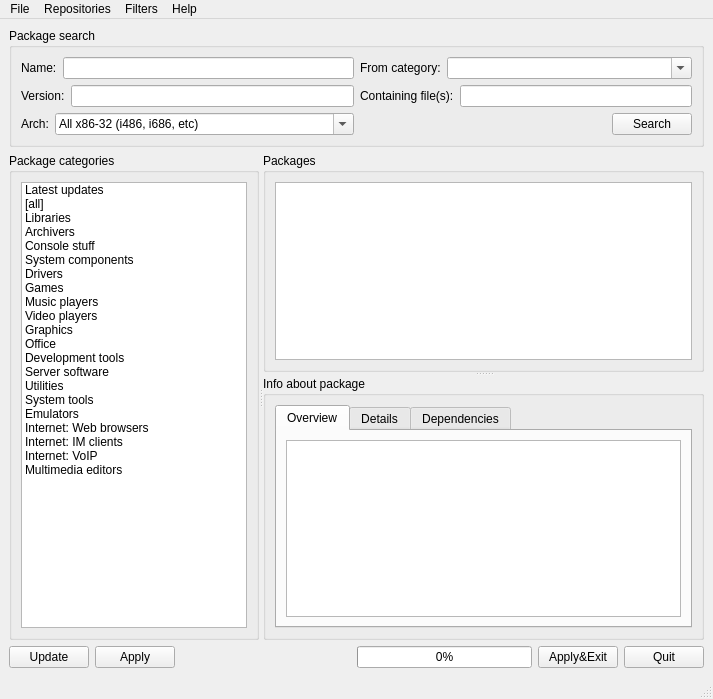
BackupTheBerlios/mops, file mpkg/manager/pkgmanager.ui: the form before one commit.
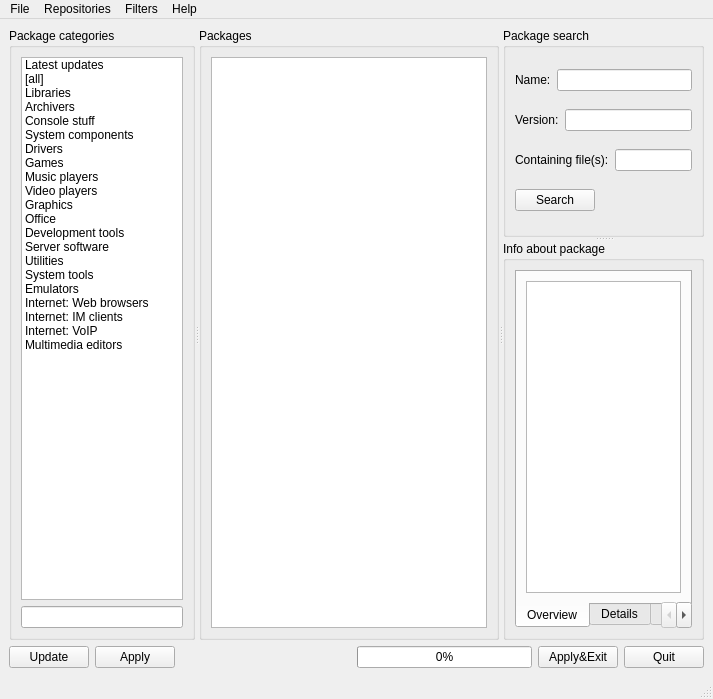
The form after the commit. Icons and pictures are not drawn.

The edit to the form file:
```diff
--- a/mpkg/manager/pkgmanager.ui
+++ b/mpkg/manager/pkgmanager.ui
@@ -20,259 +20,6 @@
     <property name="spacing" >
      <number>6</number>
     </property>
-    <item>
-     <widget class="QGroupBox" name="groupBox_4" >
-      <property name="sizePolicy" >
-       <sizepolicy>
-        <hsizetype>5</hsizetype>
-        <vsizetype>0</vsizetype>
-        <horstretch>0</horstretch>
-        <verstretch>0</verstretch>
-       </sizepolicy>
-      </property>
-      <property name="title" >
-       <string>Package search</string>
-      </property>
-      <layout class="QVBoxLayout" >
-       <property name="margin" >
-        <number>9</number>
-       </property>
-       <property name="spacing" >
-        <number>6</number>
-       </property>
-       <item>
-        <layout class="QHBoxLayout" >
-         <property name="margin" >
-          <number>0</number>
-         </property>
-         <property name="spacing" >
-          <number>6</number>
-         </property>
-         <item>
-          <layout class="QVBoxLayout" >
-           <property name="margin" >
-            <number>0</number>
-           </property>
-           <property name="spacing" >
-            <number>6</number>
-           </property>
-           <item>
-            <layout class="QHBoxLayout" >
-             <property name="margin" >
-              <number>0</number>
-             </property>
-             <property name="spacing" >
-              <number>6</number>
-             </property>
-             <item>
-              <widget class="QLabel" name="label" >
-               <property name="text" >
-                <string>Name:</string>
-               </property>
-              </widget>
-             </item>
-             <item>
-              <widget class="QLineEdit" name="lineEdit" />
-             </item>
-            </layout>
-           </item>
-           <item>
-            <layout class="QHBoxLayout" >
-             <property name="margin" >
-              <number>0</number>
-             </property>
-             <property name="spacing" >
-              <number>6</number>
-             </property>
-             <item>
-              <widget class="QLabel" name="label_2" >
-               <property name="text" >
-                <string>Version:</string>
-               </property>
-              </widget>
-             </item>
-             <item>
-              <widget class="QLineEdit" name="lineEdit_2" />
-             </item>
-            </layout>
-           </item>
-           <item>
-            <layout class="QHBoxLayout" >
-             <property name="margin" >
-              <number>0</number>
-             </property>
-             <property name="spacing" >
-              <number>6</number>
-             </property>
-             <item>
-              <widget class="QLabel" name="label_4" >
-               <property name="sizePolicy" >
-                <sizepolicy>
-                 <hsizetype>0</hsizetype>
-                 <vsizetype>5</vsizetype>
-                 <horstretch>0</horstretch>
-                 <verstretch>0</verstretch>
-                </sizepolicy>
-               </property>
-               <property name="text" >
-                <string>Arch:</string>
-               </property>
-              </widget>
-             </item>
-             <item>
-              <widget class="QComboBox" name="comboBox_2" >
-               <property name="sizePolicy" >
-                <sizepolicy>
-                 <hsizetype>7</hsizetype>
-                 <vsizetype>0</vsizetype>
-                 <horstretch>0</horstretch>
-                 <verstretch>0</verstretch>
-                </sizepolicy>
-               </property>
-               <property name="editable" >
-                <bool>true</bool>
-               </property>
-               <item>
-                <property name="text" >
-                 <string>All x86-32 (i486, i686, etc)</string>
-                </property>
-               </item>
-               <item>
-                <property name="text" >
-                 <string>x86-64</string>
-                </property>
-               </item>
-               <item>
-                <property name="text" >
-                 <string>noarch</string>
-                </property>
-               </item>
-               <item>
-                <property name="text" >
-                 <string>&lt;any></string>
-                </property>
-               </item>
-              </widget>
-             </item>
-            </layout>
-           </item>
-          </layout>
-         </item>
-         <item>
-          <layout class="QVBoxLayout" >
-           <property name="margin" >
-            <number>0</number>
-           </property>
-           <property name="spacing" >
-            <number>6</number>
-           </property>
-           <item>
-            <layout class="QVBoxLayout" >
-             <property name="margin" >
-              <number>0</number>
-             </property>
-             <property name="spacing" >
-              <number>6</number>
-             </property>
-             <item>
-              <layout class="QHBoxLayout" >
-               <property name="margin" >
-                <number>0</number>
-               </property>
-               <property name="spacing" >
-                <number>6</number>
-               </property>
-               <item>
-                <widget class="QLabel" name="label_3" >
-                 <property name="sizePolicy" >
-                  <sizepolicy>
-                   <hsizetype>0</hsizetype>
-                   <vsizetype>5</vsizetype>
-                   <horstretch>0</horstretch>
-                   <verstretch>0</verstretch>
-                  </sizepolicy>
-                 </property>
-                 <property name="text" >
-                  <string>From category:</string>
-                 </property>
-                </widget>
-               </item>
-               <item>
-                <widget class="QComboBox" name="comboBox" >
-                 <property name="sizePolicy" >
-                  <sizepolicy>
-                   <hsizetype>7</hsizetype>
-                   <vsizetype>0</vsizetype>
-                   <horstretch>0</horstretch>
-                   <verstretch>0</verstretch>
-                  </sizepolicy>
-                 </property>
-                 <property name="editable" >
-                  <bool>true</bool>
-                 </property>
-                </widget>
-               </item>
-              </layout>
-             </item>
-             <item>
-              <layout class="QHBoxLayout" >
-               <property name="margin" >
-                <number>0</number>
-               </property>
-               <property name="spacing" >
-                <number>6</number>
-               </property>
-               <item>
-                <widget class="QLabel" name="label_5" >
-                 <property name="text" >
-                  <string>Containing file(s):</string>
-                 </property>
-                </widget>
-               </item>
-               <item>
-                <widget class="QLineEdit" name="lineEdit_3" />
-               </item>
-              </layout>
-             </item>
-            </layout>
-           </item>
-           <item>
-            <layout class="QHBoxLayout" >
-             <property name="margin" >
-              <number>0</number>
-             </property>
-             <property name="spacing" >
-              <number>6</number>
-             </property>
-             <item>
-              <spacer>
-               <property name="orientation" >
-                <enum>Qt::Horizontal</enum>
-               </property>
-               <property name="sizeHint" >
-                <size>
-                 <width>141</width>
-                 <height>20</height>
-                </size>
-               </property>
-              </spacer>
-             </item>
-             <item>
-              <widget class="QPushButton" name="pushButton" >
-               <property name="text" >
-                <string>Search</string>
-               </property>
-              </widget>
-             </item>
-            </layout>
-           </item>
-          </layout>
-         </item>
-        </layout>
-       </item>
-      </layout>
-     </widget>
-    </item>
     <item>
      <widget class="QSplitter" name="splitter_3" >
       <property name="orientation" >
@@ -473,21 +220,91 @@
           </item>
          </widget>
         </item>
+        <item>
+         <widget class="QLineEdit" name="lineEdit_2" />
+        </item>
+       </layout>
+      </widget>
+      <widget class="QGroupBox" name="groupBox_2" >
+       <property name="minimumSize" >
+        <size>
+         <width>300</width>
+         <height>200</height>
+        </size>
+       </property>
+       <property name="title" >
+        <string>Packages</string>
+       </property>
+       <layout class="QVBoxLayout" >
+        <property name="margin" >
+         <number>9</number>
+        </property>
+        <property name="spacing" >
+         <number>6</number>
+        </property>
+        <item>
+         <widget class="QTableWidget" name="packageTable" >
+          <property name="baseSize" >
+           <size>
+            <width>0</width>
+            <height>0</height>
+           </size>
+          </property>
+          <property name="mouseTracking" >
+           <bool>true</bool>
+          </property>
+          <property name="contextMenuPolicy" >
+           <enum>Qt::CustomContextMenu</enum>
+          </property>
+          <property name="frameShape" >
+           <enum>QFrame::StyledPanel</enum>
+          </property>
+          <property name="horizontalScrollBarPolicy" >
+           <enum>Qt::ScrollBarAlwaysOff</enum>
+          </property>
+          <property name="editTriggers" >
+           <set>QAbstractItemView::NoEditTriggers</set>
+          </property>
+          <property name="alternatingRowColors" >
+           <bool>true</bool>
+          </property>
+          <property name="selectionMode" >
+           <enum>QAbstractItemView::SingleSelection</enum>
+          </property>
+          <property name="selectionBehavior" >
+           <enum>QAbstractItemView::SelectRows</enum>
+          </property>
+          <property name="verticalScrollMode" >
+           <enum>QAbstractItemView::ScrollPerItem</enum>
+          </property>
+          <property name="horizontalScrollMode" >
+           <enum>QAbstractItemView::ScrollPerItem</enum>
+          </property>
+          <property name="gridStyle" >
+           <enum>Qt::DotLine</enum>
+          </property>
+          <property name="sortingEnabled" >
+           <bool>false</bool>
+          </property>
+         </widget>
+        </item>
        </layout>
       </widget>
       <widget class="QSplitter" name="splitter" >
        <property name="orientation" >
         <enum>Qt::Vertical</enum>
        </property>
-       <widget class="QGroupBox" name="groupBox_2" >
-        <property name="minimumSize" >
-         <size>
-          <width>300</width>
-          <height>200</height>
-         </size>
+       <widget class="QGroupBox" name="groupBox_4" >
+        <property name="sizePolicy" >
+         <sizepolicy>
+          <hsizetype>5</hsizetype>
+          <vsizetype>0</vsizetype>
+          <horstretch>0</horstretch>
+          <verstretch>0</verstretch>
+         </sizepolicy>
         </property>
         <property name="title" >
-         <string>Packages</string>
+         <string>Package search</string>
         </property>
         <layout class="QVBoxLayout" >
          <property name="margin" >
@@ -497,47 +314,94 @@
           <number>6</number>
          </property>
          <item>
-          <widget class="QTableWidget" name="packageTable" >
-           <property name="baseSize" >
-            <size>
-             <width>0</width>
-             <height>0</height>
-            </size>
+          <layout class="QHBoxLayout" >
+           <property name="margin" >
+            <number>0</number>
            </property>
-           <property name="mouseTracking" >
-            <bool>true</bool>
+           <property name="spacing" >
+            <number>6</number>
            </property>
-           <property name="contextMenuPolicy" >
-            <enum>Qt::CustomContextMenu</enum>
+           <item>
+            <widget class="QLabel" name="label" >
+             <property name="text" >
+              <string>Name:</string>
+             </property>
+            </widget>
+           </item>
+           <item>
+            <widget class="QLineEdit" name="lineEdit" />
+           </item>
+          </layout>
+         </item>
+         <item>
+          <layout class="QHBoxLayout" >
+           <property name="margin" >
+            <number>0</number>
            </property>
-           <property name="frameShape" >
-            <enum>QFrame::StyledPanel</enum>
+           <property name="spacing" >
+            <number>6</number>
            </property>
-           <property name="horizontalScrollBarPolicy" >
-            <enum>Qt::ScrollBarAlwaysOff</enum>
+           <item>
+            <widget class="QLabel" name="versionLabel" >
+             <property name="text" >
+              <string>Version:</string>
+             </property>
+            </widget>
+           </item>
+           <item>
+            <widget class="QLineEdit" name="versionSearchEdit" />
+           </item>
+          </layout>
+         </item>
+         <item>
+          <layout class="QHBoxLayout" >
+           <property name="margin" >
+            <number>0</number>
            </property>
-           <property name="editTriggers" >
-            <set>QAbstractItemView::NoEditTriggers</set>
+           <property name="spacing" >
+            <number>6</number>
            </property>
-           <property name="selectionMode" >
-            <enum>QAbstractItemView::SingleSelection</enum>
+           <item>
+            <widget class="QLabel" name="fileSearchLabel" >
+             <property name="text" >
+              <string>Containing file(s):</string>
+             </property>
+            </widget>
+           </item>
+           <item>
+            <widget class="QLineEdit" name="fileSearchEdit" />
+           </item>
+          </layout>
+         </item>
+         <item>
+          <layout class="QHBoxLayout" >
+           <property name="margin" >
+            <number>0</number>
            </property>
-           <property name="selectionBehavior" >
-            <enum>QAbstractItemView::SelectRows</enum>
+           <property name="spacing" >
+            <number>6</number>
            </property>
-           <property name="verticalScrollMode" >
-            <enum>QAbstractItemView::ScrollPerItem</enum>
-           </property>
-           <property name="horizontalScrollMode" >
-            <enum>QAbstractItemView::ScrollPerItem</enum>
-           </property>
-           <property name="gridStyle" >
-            <enum>Qt::DotLine</enum>
-           </property>
-           <property name="sortingEnabled" >
-            <bool>false</bool>
-           </property>
-          </widget>
+           <item>
+            <widget class="QPushButton" name="searchButton" >
+             <property name="text" >
+              <string>Search</string>
+             </property>
+            </widget>
+           </item>
+           <item>
+            <spacer>
+             <property name="orientation" >
+              <enum>Qt::Horizontal</enum>
+             </property>
+             <property name="sizeHint" >
+              <size>
+               <width>40</width>
+               <height>20</height>
+              </size>
+             </property>
+            </spacer>
+           </item>
+          </layout>
          </item>
         </layout>
        </widget>
@@ -573,11 +437,17 @@
            </property>
            <widget class="QTabWidget" name="tabWidget" >
             <property name="tabPosition" >
-             <enum>QTabWidget::North</enum>
+             <enum>QTabWidget::South</enum>
+            </property>
+            <property name="tabShape" >
+             <enum>QTabWidget::Rounded</enum>
             </property>
             <property name="currentIndex" >
              <number>0</number>
             </property>
+            <property name="usesScrollButtons" >
+             <bool>true</bool>
+            </property>
             <widget class="QWidget" name="tab" >
              <attribute name="title" >
               <string>Overview</string>
```
